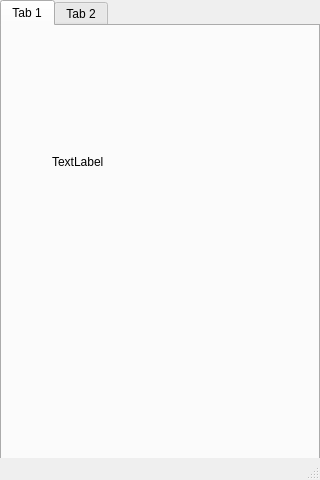
This is ui/main.ui in DenisPald/spaced-repetition as Qt 5 draws it before an edit. The edited form follows.
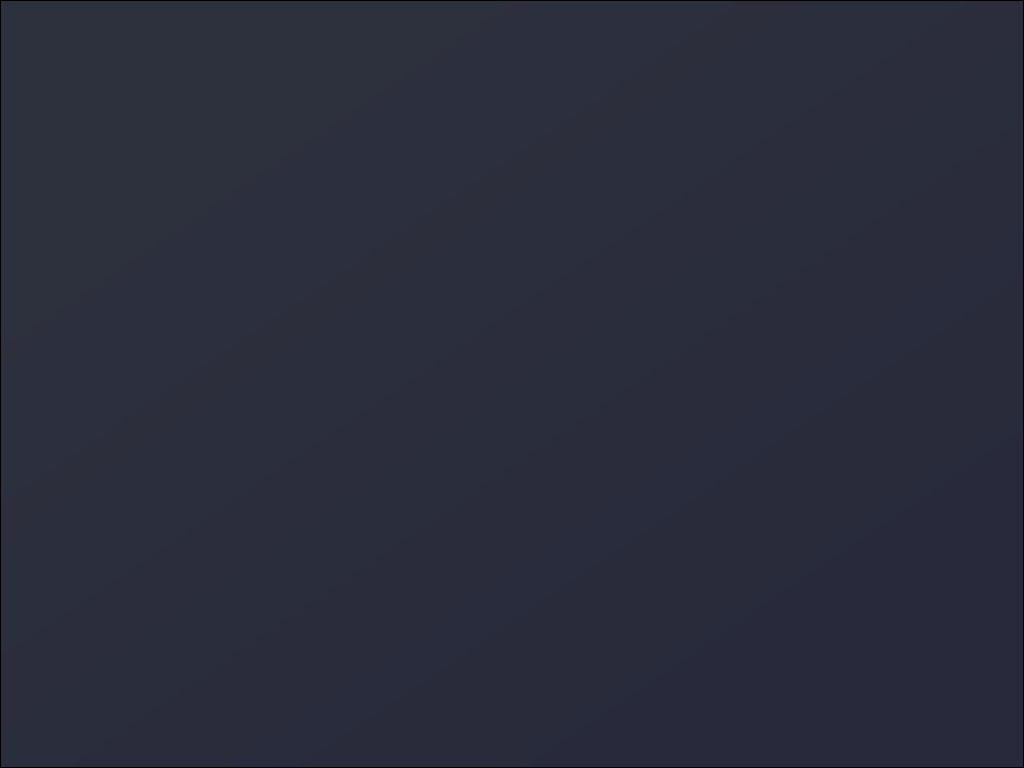
This is the edited form.

Commit message: update drawio file, add settings.json file, first ui version(just background)

```diff
--- a/ui/main.ui
+++ b/ui/main.ui
@@ -6,65 +6,54 @@
    <rect>
     <x>0</x>
     <y>0</y>
-    <width>320</width>
-    <height>480</height>
+    <width>1024</width>
+    <height>768</height>
    </rect>
   </property>
   <property name="windowTitle">
    <string>SpacedRepetition</string>
   </property>
+  <property name="autoFillBackground">
+   <bool>true</bool>
+  </property>
+  <property name="styleSheet">
+   <string notr="true"/>
+  </property>
   <widget class="QWidget" name="centralwidget">
-   <widget class="QTabWidget" name="tabWidget">
-    <property name="geometry">
-     <rect>
-      <x>0</x>
-      <y>0</y>
-      <width>320</width>
-      <height>481</height>
-     </rect>
+   <property name="styleSheet">
+    <string notr="true"/>
+   </property>
+   <layout class="QVBoxLayout" name="MainLayout">
+    <property name="spacing">
+     <number>0</number>
     </property>
-    <property name="currentIndex">
+    <property name="leftMargin">
      <number>0</number>
     </property>
-    <widget class="QWidget" name="tab">
-     <attribute name="title">
-      <string>Tab 1</string>
-     </attribute>
-     <widget class="QLabel" name="label">
-      <property name="geometry">
-       <rect>
-        <x>50</x>
-        <y>40</y>
-        <width>191</width>
-        <height>191</height>
-       </rect>
+    <property name="topMargin">
+     <number>0</number>
+    </property>
+    <property name="rightMargin">
+     <number>0</number>
+    </property>
+    <property name="bottomMargin">
+     <number>0</number>
+    </property>
+    <item>
+     <widget class="QFrame" name="frame">
+      <property name="styleSheet">
+       <string notr="true">background: qlineargradient(spread:pad, x1:0.264, y1:0.113636, x2:0.866149, y2:0.778, stop:0 #2d303d, stop:1 #282a3b)</string>
       </property>
-      <property name="text">
-       <string>TextLabel</string>
+      <property name="frameShape">
+       <enum>QFrame::StyledPanel</enum>
       </property>
-     </widget>
-    </widget>
-    <widget class="QWidget" name="tab_2">
-     <attribute name="title">
-      <string>Tab 2</string>
-     </attribute>
-     <widget class="QLabel" name="label_2">
-      <property name="geometry">
-       <rect>
-        <x>30</x>
-        <y>70</y>
-        <width>101</width>
-        <height>61</height>
-       </rect>
+      <property name="frameShadow">
+       <enum>QFrame::Raised</enum>
       </property>
-      <property name="text">
-       <string>TextLabel</string>
-      </property>
      </widget>
-    </widget>
-   </widget>
+    </item>
+   </layout>
   </widget>
-  <widget class="QStatusBar" name="statusbar"/>
   <action name="action">
    <property name="text">
     <string>Нов</string>
```
The commit also changes 2 other files.
